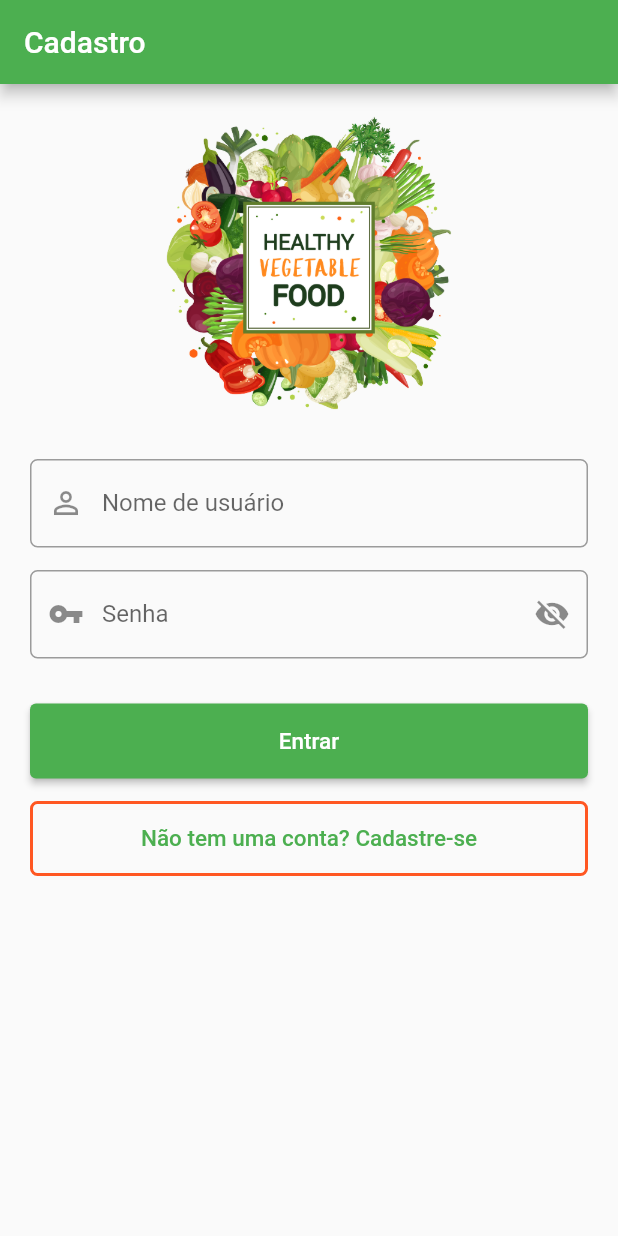
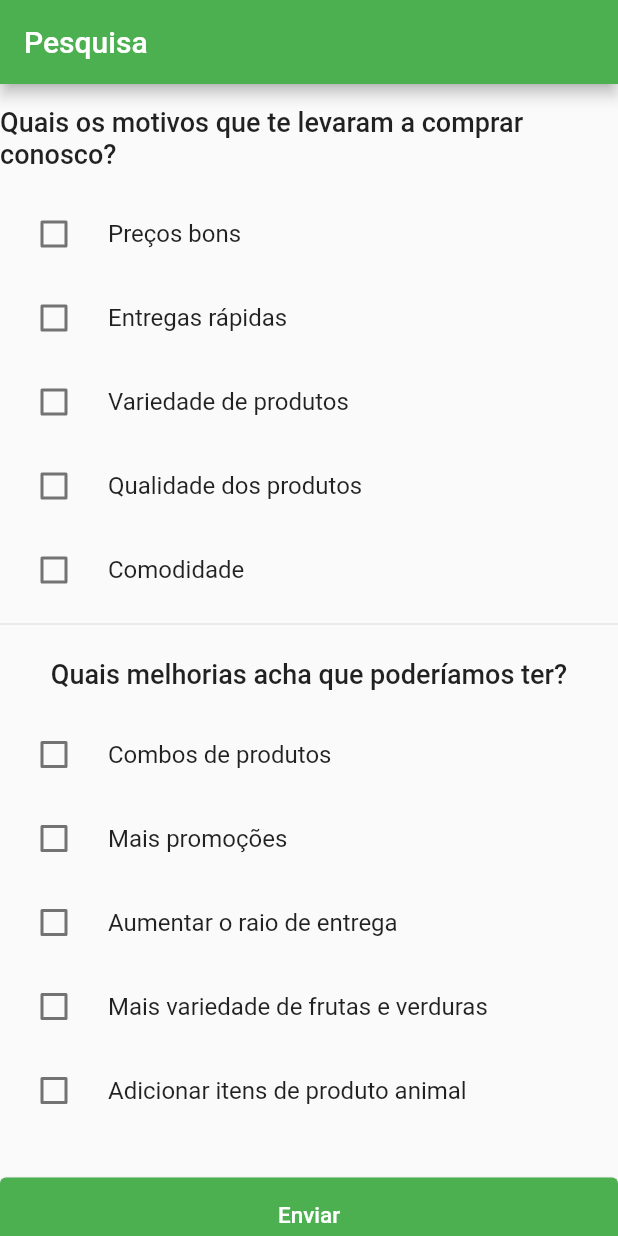
Before and after one commit to drisabelles/hortifruti-ecommerce, a Flutter app: the screen it shows after launch, on a phone screen of 412 x 824 dp. Run offline on Flutter 3.47's test engine with Material 2 defaults, Android fonts, the phone set to English and light mode, and no system bars; our stand-ins replace string_validator.

Commit message:
feat: checkbox activities

```diff
--- a/lib/components/custom_text_field.dart
+++ b/lib/components/custom_text_field.dart
@@ -2,16 +2,18 @@ import 'package:flutter/material.dart';
 
 class CustomTextField extends StatelessWidget {
   final String label;
-  final IconData? prefix_icon;
-  final IconData? suffix_icon;
+  final bool obscureText;
+  final IconData? icon;
+  final Widget? suffix;
   final String? Function(String? text)? validator;
   final void Function(String? text)? onSaved;
 
   const CustomTextField(
       {Key? key,
       required this.label,
-      required this.prefix_icon,
-      required this.suffix_icon,
+      required this.obscureText,
+      required this.icon,
+      this.suffix,
       required this.validator,
       required this.onSaved})
       : super(key: key);
@@ -21,14 +23,15 @@ class CustomTextField extends StatelessWidget {
     return TextFormField(
       validator: validator,
       onSaved: onSaved,
+      obscureText: obscureText,
       decoration: InputDecoration(
         labelText: label,
         hintText: 'Digite o $label',
         border: OutlineInputBorder(
           borderRadius: BorderRadius.circular(5),
         ),
-        prefixIcon: prefix_icon == null ? null : Icon(prefix_icon),
-        suffixIcon: suffix_icon == null ? null : Icon(suffix_icon)
+        prefixIcon: icon == null ? null : Icon(icon),
+        suffixIcon: suffix
       ),
     );
   }
--- a/lib/components/product_card.dart
+++ b/lib/components/product_card.dart
@@ -1,4 +1,4 @@
-import 'package:flutter_app/models/product.dart';
+import 'package:flutter_app/models/product_model.dart';
 import 'package:flutter_app/screens/product_details.dart';
 import 'package:flutter_app/repositories/cart_repository.dart';
 import 'package:flutter/material.dart';
--- a/lib/main.dart
+++ b/lib/main.dart
@@ -5,6 +5,7 @@ import 'package:flutter_app/screens/login.dart';
 import 'package:flutter_app/screens/products.dart';
 import 'package:flutter_app/screens/purchase_confirmation.dart';
 import 'package:flutter_app/screens/register.dart';
+import 'package:flutter_app/screens/survey.dart';
 import 'package:provider/provider.dart';
 
 void main() {
@@ -20,9 +21,9 @@ class MyApp extends StatelessWidget {
   @override
   Widget build(BuildContext context) {
     return MaterialApp(
-      title: 'Aplicativo da Isabelle',
+      title: 'HortiFruti E-commerce',
       theme: ThemeData(primarySwatch: Colors.green),
-      home: Login(),
+      home: Survey(),
       routes: {
         '/products': (context) => Products(),
         '/cart': (context) => Cart(),
--- /dev/null
+++ b/lib/models/checkbox_model.dart
@@ -0,0 +1,11 @@
+class CheckboxModel {
+  final int id;
+  final String title;
+  bool selected;
+
+  CheckboxModel({
+    required this.id,
+    required this.title,
+    required this.selected
+  });
+}
--- a/lib/repositories/cart_repository.dart
+++ b/lib/repositories/cart_repository.dart
@@ -1,6 +1,6 @@
 import 'dart:collection';
 
-import 'package:flutter_app/models/product.dart';
+import 'package:flutter_app/models/product_model.dart';
 import 'package:flutter/material.dart';
 
 class CartRepository extends ChangeNotifier {
--- a/lib/repositories/products_repository.dart
+++ b/lib/repositories/products_repository.dart
@@ -1,4 +1,4 @@
-import 'package:flutter_app/models/product.dart';
+import 'package:flutter_app/models/product_model.dart';
 
 class ProductsRepository {
   static List<Product> table = [
--- a/lib/screens/cart.dart
+++ b/lib/screens/cart.dart
@@ -1,4 +1,4 @@
-import 'package:flutter_app/models/product.dart';
+import 'package:flutter_app/models/product_model.dart';
 import 'package:flutter_app/repositories/cart_repository.dart';
 import 'package:flutter_app/components/product_card.dart';
 import 'package:flutter/material.dart';
--- a/lib/screens/product_details.dart
+++ b/lib/screens/product_details.dart
@@ -1,4 +1,4 @@
-import 'package:flutter_app/models/product.dart';
+import 'package:flutter_app/models/product_model.dart';
 import 'package:flutter/material.dart';
 import 'package:flutter/services.dart';
 import 'package:intl/intl.dart';
@@ -18,9 +18,9 @@ class _ProductDetailsState extends State<ProductDetails> {
   final _valor = TextEditingController();
   double quantidade = 0;
 
-  comprar() {
+    comprar() {
     if (_form.currentState!.validate()) {
-      Navigator.of(context).pushNamed('/purchase_confirmation');
+       Navigator.of(context).pushNamed('/purchase_confirmation');
     }
   }
 
--- a/lib/screens/products.dart
+++ b/lib/screens/products.dart
@@ -1,5 +1,5 @@
 import 'package:flutter/material.dart';
-import 'package:flutter_app/models/product.dart';
+import 'package:flutter_app/models/product_model.dart';
 import 'package:flutter_app/repositories/cart_repository.dart';
 import 'package:flutter_app/repositories/products_repository.dart';
 import 'package:flutter_app/screens/product_details.dart';
--- /dev/null
+++ b/lib/screens/survey.dart
@@ -0,0 +1,185 @@
+import 'package:flutter/material.dart';
+import 'package:flutter_app/models/checkbox_model.dart';
+
+class Survey extends StatefulWidget {
+  @override
+  _SurveyState createState() => _SurveyState();
+}
+
+class _SurveyState extends State<Survey> {
+  List<CheckboxModel> _dropdownAvailability = [];
+  List<CheckboxModel> _dropdownAvailability2 = [];
+
+  List<String> selectedItens1 = [];
+  List<String> selectedItens2 = [];
+
+  @override
+  void initState() {
+    _dropdownAvailability.addAll({
+      CheckboxModel(id: 1, title: 'Preços bons', selected: false),
+      CheckboxModel(id: 2, title: 'Entregas rápidas', selected: false),
+      CheckboxModel(id: 3, title: 'Variedade de produtos', selected: false),
+      CheckboxModel(id: 4, title: 'Qualidade dos produtos', selected: false),
+      CheckboxModel(id: 5, title: 'Comodidade', selected: false),
+    });
+        _dropdownAvailability2.addAll({
+      CheckboxModel(id: 1, title: 'Combos de produtos', selected: false),
+      CheckboxModel(id: 2, title: 'Mais promoções', selected: false),
+      CheckboxModel(id: 3, title: 'Aumentar o raio de entrega', selected: false),
+      CheckboxModel(id: 4, title: 'Mais variedade de frutas e verduras', selected: false),
+      CheckboxModel(id: 5, title: 'Adicionar itens de produto animal', selected: false),
+    });
+    super.initState();
+  }
+
+  @override
+  Widget build(BuildContext context) {
+    return Scaffold(
+      appBar: AppBar(
+        title: const Text('Pesquisa'),
+      ),
+      body: SingleChildScrollView(
+        child: Column(
+          children: [
+            SizedBox(height: 15),
+            Text(
+              'Quais os motivos que te levaram a comprar conosco?',
+              style: TextStyle(
+                fontSize: 18,
+                fontWeight: FontWeight.w500
+              )),
+            SizedBox(height: 15),
+            ListView.builder(
+              shrinkWrap: true,
+              itemCount: _dropdownAvailability.length,
+              itemBuilder: (context, index) {
+                return CheckboxListTile(
+                  controlAffinity: ListTileControlAffinity.leading,
+                  title:  Row(
+                    mainAxisAlignment: MainAxisAlignment.spaceBetween,
+                    children: [
+                      Text(_dropdownAvailability[index].title),
+                    ],
+                  ),
+                  value: _dropdownAvailability[index].selected,
+                  onChanged: (value) {
+                    _dropdownAvailability[index].selected = value!;
+                    setState(() {
+                      if (value == true) {
+                        selectedItens1.add(_dropdownAvailability[index].title);
+                      } else {
+                        selectedItens1.remove(_dropdownAvailability[index].title);
+                      }
+                    });
+                  }
+                );
+              },
+            ),
+            Divider(),
+            SizedBox(height: 15),
+            Text(
+              'Quais melhorias acha que poderíamos ter?',
+              style: TextStyle(
+                fontSize: 18,
+                fontWeight: FontWeight.w500
+              )),
+            SizedBox(height: 15),
+            ListView.builder(
+              shrinkWrap: true,
+              itemCount: _dropdownAvailability2.length,
+              itemBuilder: (context, index) {
+                return CheckboxListTile(
+                  controlAffinity: ListTileControlAffinity.leading,
+                  title:  Row(
+                    mainAxisAlignment: MainAxisAlignment.spaceBetween,
+                    children: [
+                      Text(_dropdownAvailability2[index].title),
+                    ],
+                  ),
+                  value: _dropdownAvailability2[index].selected,
+                  onChanged: (value) {
+                    _dropdownAvailability2[index].selected = value!;
+                    setState(() {
+                      if (value == true) {
+                        selectedItens2.add(_dropdownAvailability2[index].title);
+                      } else {
+                        selectedItens2.remove(_dropdownAvailability2[index].title);
+                      }
+                    });
+                  },
+                );
+              },
+            ),
+            const SizedBox(height: 30),
+            SizedBox(
+              width: double.infinity,
+              height: 50,
+              child: ElevatedButton(
+                onPressed: () {
+                  showDialog(
+                    context: context,
+                    builder: (context) {
+                      return Dialog(
+                        shape: RoundedRectangleBorder(
+                          borderRadius: BorderRadius.circular(5)),
+                        elevation: 16,
+                        child: Container(
+                          child: ListView(
+                            padding: EdgeInsets.all(16.0),
+                            shrinkWrap: true,
+                            children: <Widget>[
+                              Center(
+                                child: Text(
+                                  '<-- Resultado da pesquisa -->\n\nMotivos que levaram a compra: ${selectedItens1}\n\nMelhorias: ${selectedItens2}',
+                                  style: TextStyle(
+                                   fontSize: 18,
+                                   fontWeight: FontWeight.w500
+                                  )
+                                )
+                              ),
+                            ],
+                          ),
+                        ),
+                      );
+                    },
+                  );
+                },
+                child: const Text(
+                  'Enviar',
+                  style: TextStyle(
+                    fontSize: 15, fontWeight: FontWeight.w500
+                  )
+                ),
+              ),
+            ),
+            const SizedBox(height: 15),
+            SizedBox(
+              width: double.infinity,
+              height: 50,
+              child: OutlinedButton(
+                onPressed: () {
+                  Navigator.of(context).pushNamed('/home');
+                },
+                child: Text(
+                  'Voltar',
+                  style: TextStyle(
+                    fontSize: 15, fontWeight: FontWeight.w500
+                  )
+                ),
+                style: OutlinedButton.styleFrom(
+                  shape: RoundedRectangleBorder(
+                    borderRadius: BorderRadius.circular(5),
+                  ),
+                  side: BorderSide(
+                    color: Colors.deepOrange,
+                    width: 2
+                  )
+                ),
+              )
+            ),
+          ],
+        ),
+      ),
+    );
+  }
+}
```
Also changed, not shown: lib/models/product_model.dart (added, +11 -0 lines), lib/screens/login.dart (+20 -9 lines), lib/screens/register.dart (+43 -21 lines), 1 other file.
